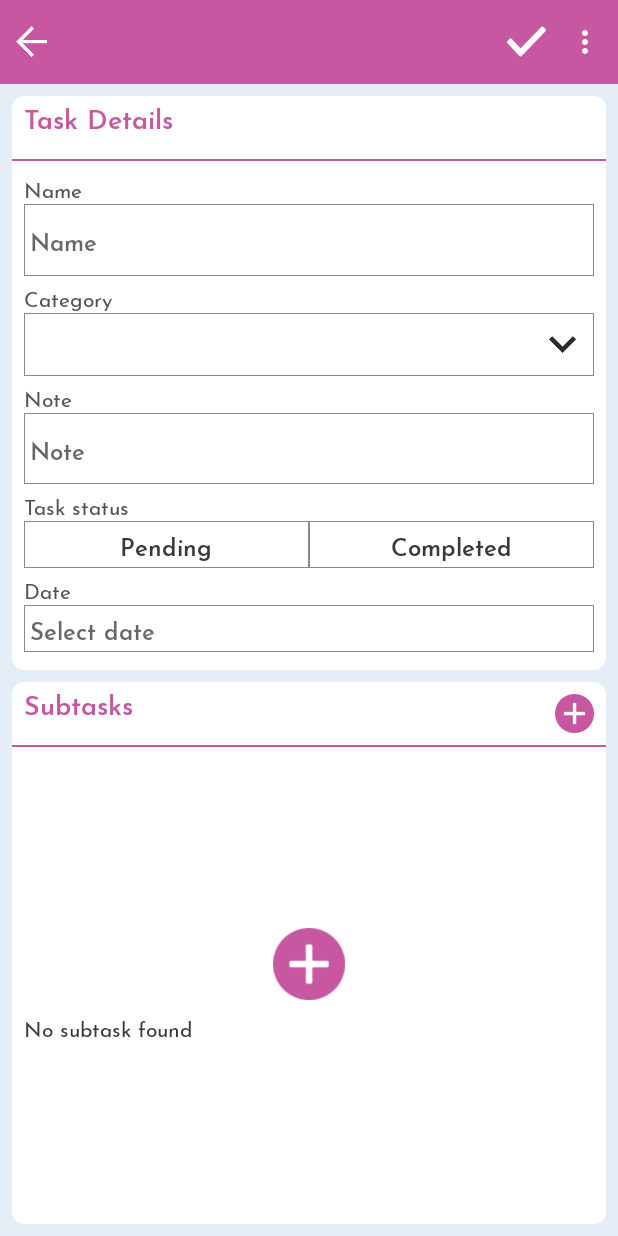
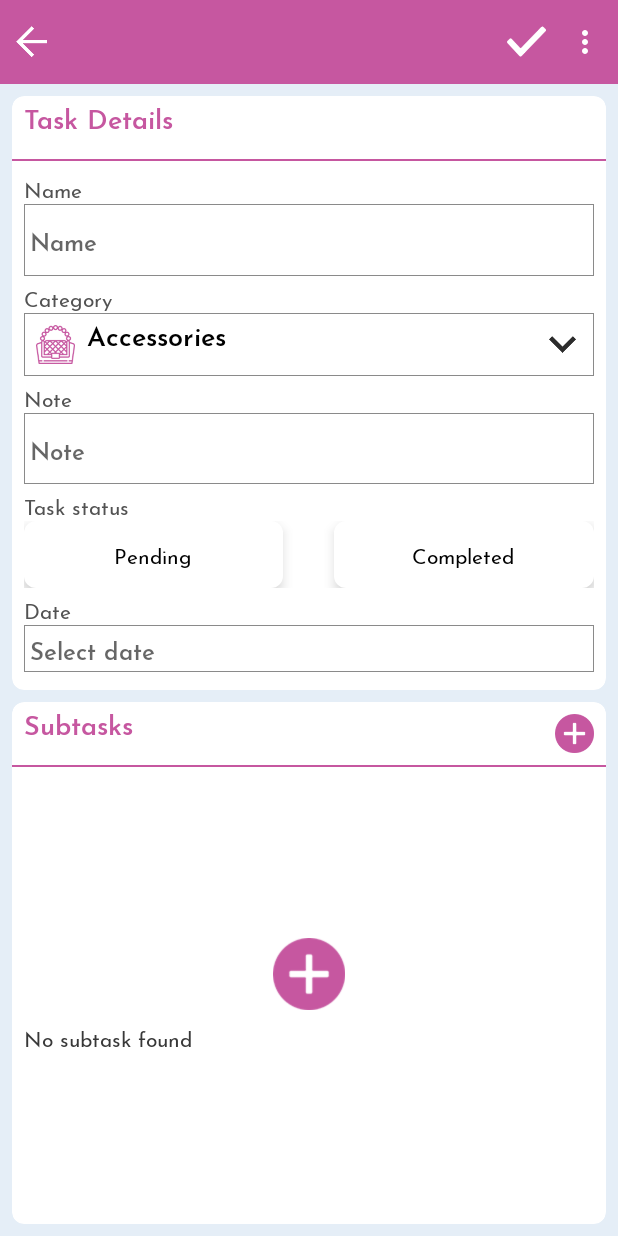
Before and after one commit to engrab/New-Wedding, an Android app: the AddEditTaskActivity screen opened directly, with no data from a screen before it, on a phone screen of 412 x 824 dp. Run offline under Robolectric (Android 15) with nearby library versions, the phone set to English and light mode, and no system bars; our stand-ins replace Room's generated code, sdp/ssp sizes; libraries missing offline, so code that uses them is left out: com.codemybrainsout.ratingdialog, com.itextpdf.text, net.lingala.zip4j, pub.devrel.easypermissions; Roboto replaces fonts that are not available here.

Commit message:
fixes bugs

```diff
--- a/app/src/main/java/com/example/weddingplanner/appBase/adapter/CostAdapter.java
+++ b/app/src/main/java/com/example/weddingplanner/appBase/adapter/CostAdapter.java
@@ -40,6 +40,7 @@ public class CostAdapter extends RecyclerView.Adapter {
             rowHolder.binding.tvAmount.setText(arrayList.get(i).getExpectedAmount()+"");
             rowHolder.binding.tvPending.setText(arrayList.get(i).getStatusText());
             rowHolder.binding.tvStatus.setText(arrayList.get(i).getId());
+            rowHolder.binding.imgIcon.setImageResource(arrayList.get(i).getCategoryRowModel().getImgResId());
 
 //            rowHolder.binding.setRowModel(this.arrayList.get(i));
 //            rowHolder.binding.executePendingBindings();
--- a/app/src/main/java/com/example/weddingplanner/appBase/adapter/GuestAdapter.java
+++ b/app/src/main/java/com/example/weddingplanner/appBase/adapter/GuestAdapter.java
@@ -45,6 +45,11 @@ public class GuestAdapter extends RecyclerView.Adapter {
             rowHolder.binding.tvName.setText(arrayList.get(i).getName());
             rowHolder.binding.tvInvitStatus.setText(arrayList.get(i).getInvitationText());
             rowHolder.binding.tvNumbers.setText(arrayList.get(i).getId());
+            if (arrayList.get(i).getGenderType() == 1){
+                rowHolder.binding.imgIcon.setImageResource(R.drawable.male);
+            }else {
+                rowHolder.binding.imgIcon.setImageResource(R.drawable.female);
+            }
 //            rowHolder.binding.setRowModel(this.arrayList.get(i));
 //            rowHolder.binding.executePendingBindings();
         }
--- a/app/src/main/java/com/example/weddingplanner/appBase/adapter/SelectionAdapter.java
+++ b/app/src/main/java/com/example/weddingplanner/appBase/adapter/SelectionAdapter.java
@@ -35,7 +35,7 @@ public class SelectionAdapter extends RecyclerView.Adapter {
     public void onBindViewHolder(RecyclerView.ViewHolder viewHolder, int i) {
         if (viewHolder instanceof RowHolder) {
             RowHolder rowHolder = (RowHolder) viewHolder;
-            rowHolder.binding.title.setText(arrayList.get(i).getId());
+            rowHolder.binding.title.setText(arrayList.get(i).getLabel());
 //            rowHolder.binding.setRowModel(this.arrayList.get(i));
 //            rowHolder.binding.executePendingBindings();
         }
--- a/app/src/main/java/com/example/weddingplanner/appBase/adapter/TaskAdapter.java
+++ b/app/src/main/java/com/example/weddingplanner/appBase/adapter/TaskAdapter.java
@@ -34,7 +34,7 @@ public class TaskAdapter extends RecyclerView.Adapter {
     public void onBindViewHolder(@NonNull RecyclerView.ViewHolder viewHolder, int i) {
         if (viewHolder instanceof RowHolder) {
             RowHolder rowHolder = (RowHolder) viewHolder;
-//            rowHolder.binding.imgIcon.setImageResource(arrayList.get(i).getStatusColor());
+            rowHolder.binding.imgIcon.setImageResource(arrayList.get(i).getCategoryRowModel().getImgResId());
             rowHolder.binding.tvDate.setText(arrayList.get(i).getDateFormatted());
             rowHolder.binding.tvStatus.setText(arrayList.get(i).getStatusText());
             rowHolder.binding.tvTitle.setText(arrayList.get(i).getName());
--- a/app/src/main/java/com/example/weddingplanner/appBase/view/AddEditTaskActivity.java
+++ b/app/src/main/java/com/example/weddingplanner/appBase/view/AddEditTaskActivity.java
@@ -129,8 +129,11 @@ public class AddEditTaskActivity extends BaseActivityRecyclerBinding implements
         setContentView(view);
         this.db = AppDataBase.getAppDatabase(this);
         setModelDetail();
+
 //        this.binding.setRowModel(this.model);
     }
+
+
 
     private void setModelDetail() {
         boolean z = false;
@@ -170,6 +173,12 @@ public class AddEditTaskActivity extends BaseActivityRecyclerBinding implements
         binding.includedToolbar.search.setVisibility(View.GONE);
         binding.includedToolbar.imgDrawer.setVisibility(View.GONE);
         binding.includedToolbar.imgAdd.setVisibility(View.GONE);
+    }
+
+    @Override
+    protected void onResume() {
+        super.onResume();
+        initView();
     }
 
     public boolean onCreateOptionsMenu(Menu menu) {
@@ -339,7 +348,8 @@ public class AddEditTaskActivity extends BaseActivityRecyclerBinding implements
         this.dialogCategoryListBinding.recycler.setLayoutManager(new LinearLayoutManager(this.context));
         this.dialogCategoryListBinding.recycler.setAdapter(new CategoryAdapter(this.context, false, this.categoryList, new RecyclerItemClick() {
             public void onClick(int i, int i2) {
-                int unused = selectedCategoryPos = i;
+                selectedCategoryPos = i;
+                initView();
             }
         }));
         this.dialogCategoryListBinding.imgAdd.setOnClickListener(new View.OnClickListener() {
@@ -372,6 +382,11 @@ public class AddEditTaskActivity extends BaseActivityRecyclerBinding implements
                 }
             }
         });
+    }
+
+    private void initView() {
+        binding.imgIcon.setImageResource(categoryList.get(selectedCategoryPos).getImgResId());
+        binding.tvName.setText(categoryList.get(selectedCategoryPos).getName());
     }
 
 
--- a/app/src/main/java/com/example/weddingplanner/appBase/view/GuestListActivity.java
+++ b/app/src/main/java/com/example/weddingplanner/appBase/view/GuestListActivity.java
@@ -7,17 +7,20 @@ import android.content.Context;
 import android.content.Intent;
 
 import android.os.Environment;
+
 import androidx.annotation.NonNull;
 import androidx.annotation.Nullable;
 import androidx.appcompat.widget.SearchView;
 import androidx.recyclerview.widget.LinearLayoutManager;
 import androidx.recyclerview.widget.RecyclerView;
+
 import android.view.LayoutInflater;
 import android.view.Menu;
 import android.view.MenuItem;
 import android.view.View;
 import android.view.ViewGroup;
 import android.widget.LinearLayout;
+
 import com.itextpdf.text.BaseColor;
 import com.itextpdf.text.Document;
 import com.itextpdf.text.DocumentException;
@@ -52,6 +55,7 @@ import com.example.weddingplanner.databinding.ActivityGuestListBinding;
 import com.example.weddingplanner.databinding.AlertDialogRecyclerListBinding;
 import com.example.weddingplanner.pdfRepo.ReportRowModel;
 import com.example.weddingplanner.pdfRepo.ReportsListActivity;
+
 import java.io.File;
 import java.io.FileNotFoundException;
 import java.io.FileOutputStream;
@@ -62,6 +66,7 @@ import java.util.Collections;
 import java.util.Comparator;
 import java.util.Date;
 import java.util.List;
+
 import pub.devrel.easypermissions.AppSettingsDialog;
 import pub.devrel.easypermissions.EasyPermissions;
 
--- a/app/src/main/java/com/example/weddingplanner/appBase/view/TaskListActivity.java
+++ b/app/src/main/java/com/example/weddingplanner/appBase/view/TaskListActivity.java
@@ -137,18 +137,16 @@ public class TaskListActivity extends BaseActivityRecyclerBinding implements Eas
         this.toolbarModel.setOtherMenu(true);
         this.toolbarModel.setSearchMenu(true);
         this.binding.includedToolbar.imgOther.setImageResource(R.drawable.order_list);
-        this.binding.includedToolbar.imgAdd.setImageResource(R.drawable.summary);
         this.toolbarModel.setShare(true);
 //        this.binding.includedToolbar.setModel(this.toolbarModel);
         setSupportActionBar(this.binding.includedToolbar.toolbar);
 
-        binding.includedToolbar.imgBack.setVisibility(View.VISIBLE);
+        binding.includedToolbar.textTitle.setText("Task List");
+        binding.includedToolbar.imgAdd.setVisibility(View.GONE);
         binding.includedToolbar.imageHome.setVisibility(View.GONE);
         binding.includedToolbar.progressbar.setVisibility(View.GONE);
-        binding.includedToolbar.imgShare.setVisibility(View.GONE);
         binding.includedToolbar.imgDelete.setVisibility(View.GONE);
         binding.includedToolbar.etOther.setVisibility(View.GONE);
-        binding.includedToolbar.search.setVisibility(View.GONE);
         binding.includedToolbar.imgDrawer.setVisibility(View.GONE);
     }
 
--- a/app/src/main/res/layout/activity_task_add_edit.xml
+++ b/app/src/main/res/layout/activity_task_add_edit.xml
@@ -115,8 +115,9 @@
                                     app:tint="@color/actionbar" />
 
                                 <TextView
+                                    android:id="@+id/tv_name"
                                     style="@style/TextViewTitleCommon"
-                                    android:layout_width="match_parent"
+                                    android:layout_width="0dp"
                                     android:layout_weight="1"
                                     android:ellipsize="end"
                                     android:singleLine="true"
@@ -167,21 +168,44 @@
                                 android:layout_height="wrap_content"
                                 android:orientation="horizontal">
 
-                                <TextView
+                                <RadioGroup
+                                    android:id="@+id/m_radio_g"
+                                    android:layout_width="match_parent"
+                                    android:layout_height="wrap_content"
+                                    android:orientation="horizontal">
+
+                                    <RadioButton
                                         android:id="@+id/txtPending"
-                                    style="@style/TextViewLightSquareCommon"
+                                        android:layout_width="0dp"
+                                        android:layout_height="wrap_content"
                                         android:layout_weight="1"
+                                        android:background="@drawable/selector_button"
+                                        android:button="@android:color/transparent"
+                                        android:elevation="5dp"
                                         android:gravity="center"
-                                    android:tag="binding_8"
-                                    android:text="@string/pending" />
+                                        android:padding="12dp"
+                                        android:text="@string/pending"
+                                        android:textColor="@drawable/selection_text_color" />
 
                                     <TextView
+                                        android:layout_width="0dp"
+                                        android:layout_height="wrap_content"
+                                        android:layout_weight=".2" />
+
+                                    <RadioButton
                                         android:id="@+id/txtPaid"
-                                    style="@style/TextViewLightSquareCommon"
+                                        android:layout_width="0dp"
+                                        android:layout_height="wrap_content"
                                         android:layout_weight="1"
+                                        android:background="@drawable/selector_button"
+                                        android:button="@android:color/transparent"
+                                        android:elevation="5dp"
                                         android:gravity="center"
-                                    android:tag="binding_9"
-                                    android:text="@string/completed" />
+                                        android:padding="12dp"
+                                        android:text="@string/completed"
+                                        android:textColor="@drawable/selection_text_color" />
+                                </RadioGroup>
+
                             </LinearLayout>
                         </LinearLayout>
 
--- a/app/src/main/res/layout/alert_dialog_recycler_list.xml
+++ b/app/src/main/res/layout/alert_dialog_recycler_list.xml
@@ -4,8 +4,7 @@
     xmlns:app="http://schemas.android.com/apk/res-auto"
     android:layout_width="match_parent"
     android:layout_height="wrap_content"
-    android:padding="24dp"
-    android:tag="layout/alert_dialog_recycler_list_0">
+    android:padding="24dp">
 
     <androidx.cardview.widget.CardView
         android:layout_width="match_parent"
@@ -36,6 +35,7 @@
                     android:id="@+id/imgAdd"
                     style="@style/ImageViewButtonCommon"
                     android:src="@drawable/add"
+                    android:layout_gravity="center"
                     app:tint="@color/actionbar" />
             </LinearLayout>
 
--- a/app/src/main/res/layout/row_category.xml
+++ b/app/src/main/res/layout/row_category.xml
@@ -27,10 +27,10 @@
             android:layout_weight="1"
             android:tag="binding_2" />
 
-        <ImageView
+        <RadioButton
             android:id="@+id/image"
             style="@style/ImageViewButtonCommon"
-            android:src="@drawable/circle_red"
+            android:src="@drawable/ring_cirlcle_shape"
             android:tag="binding_3" />
     </LinearLayout>
 
```
Also changed, not shown: app/src/main/java/com/example/weddingplanner/appBase/adapter/CategoryAdapter.java (+15 -12 lines), app/src/main/java/com/example/weddingplanner/appBase/models/selection/SelectionRowModel.java (+4 -4 lines), app/src/main/res/drawable/ring_cirlcle_shape.xml (added, +20 -0 lines), app/src/main/res/layout/row_companion.xml (+43 -6 lines). Lines whose indentation alone changed are shown as unchanged.
